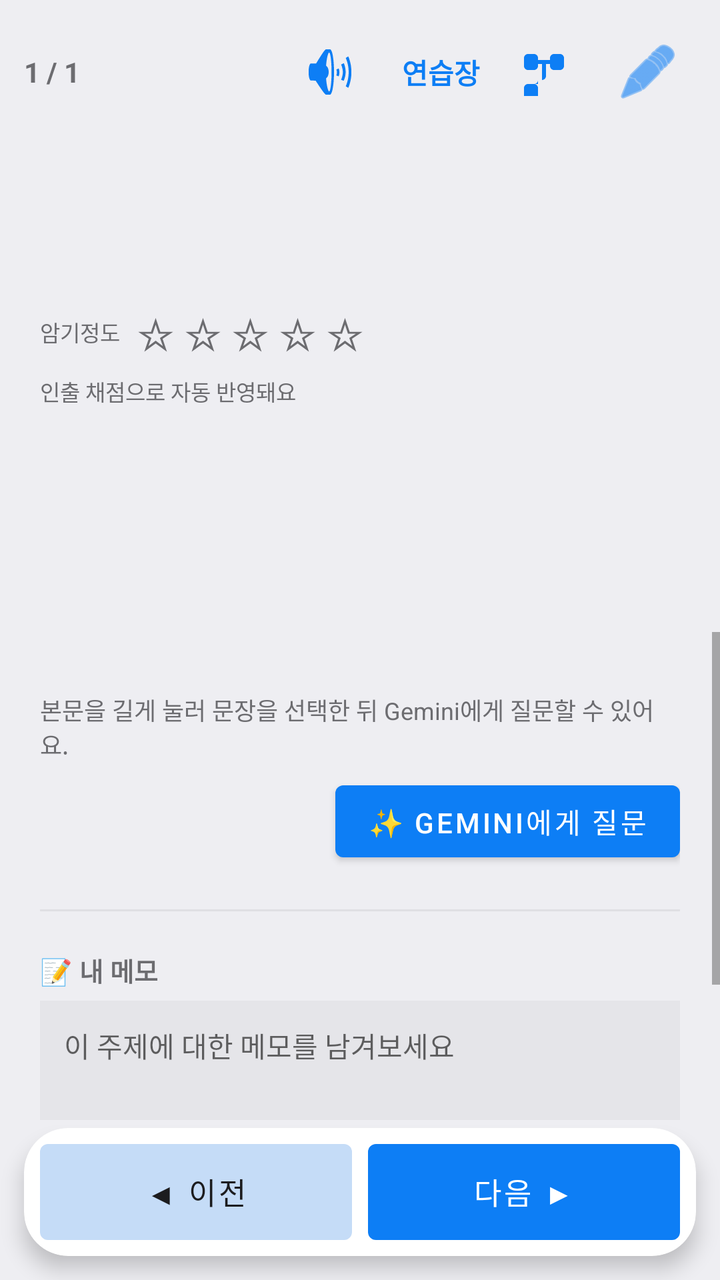
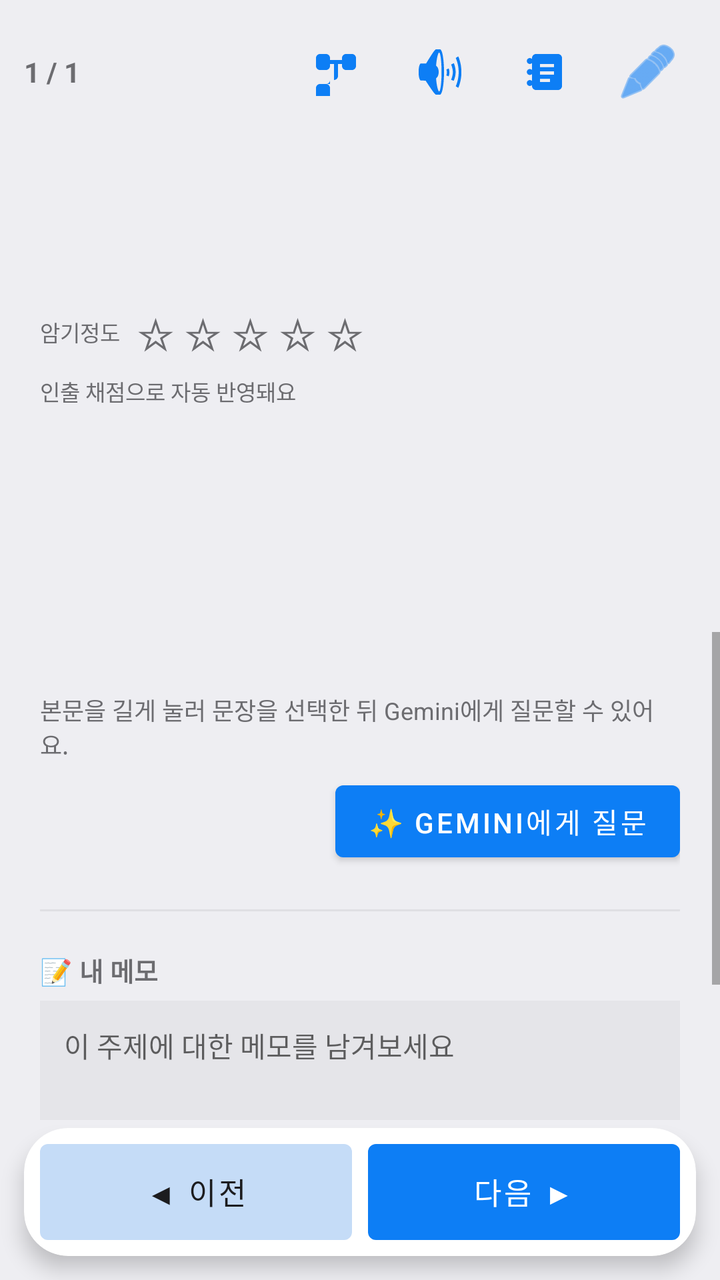

The first picture is an Android layout as it rendered before a commit; the second is the same layout after the commit. The layout source and the unified diff follow.
<!-- AndroidManifest.xml: application theme Theme.AdminMemo -->
<!-- res/layout/activity_content_detail.xml -->
<?xml version="1.0" encoding="utf-8"?>
<LinearLayout xmlns:android="http://schemas.android.com/apk/res/android"
    xmlns:app="http://schemas.android.com/apk/res-auto"
    android:layout_width="match_parent"
    android:layout_height="match_parent"
    android:orientation="vertical"
    android:background="@color/bg_screen">

    <LinearLayout
        android:layout_width="match_parent"
        android:layout_height="wrap_content"
        android:orientation="horizontal"
        android:gravity="center_vertical"
        android:padding="12dp">

        <TextView
            android:id="@+id/tvDetailProgress"
            android:layout_width="0dp"
            android:layout_height="wrap_content"
            android:layout_weight="1"
            android:textColor="@color/text_sub"
            android:textSize="14sp"
            android:textStyle="bold"
            android:text="1 / 1"/>

        <ImageButton
            android:id="@+id/btnSpeak"
            android:layout_width="@dimen/touch_icon"
            android:layout_height="@dimen/touch_icon"
            android:layout_marginEnd="4dp"
            android:background="?android:attr/selectableItemBackgroundBorderless"
            android:contentDescription="본문 듣기"
            android:src="@android:drawable/ic_lock_silent_mode_off"
            app:tint="@color/primary"/>

        <TextView
            android:id="@+id/btnScratchPad"
            android:layout_width="wrap_content"
            android:layout_height="wrap_content"
            android:minHeight="@dimen/touch_icon"
            android:gravity="center"
            android:paddingHorizontal="8dp"
            android:background="?android:attr/selectableItemBackgroundBorderless"
            android:text="연습장"
            android:textColor="@color/primary"
            android:textSize="14sp"
            android:textStyle="bold"/>

        <ImageButton
            android:id="@+id/btnOutlineTree"
            android:layout_width="@dimen/touch_icon"
            android:layout_height="@dimen/touch_icon"
            android:layout_marginEnd="4dp"
            android:background="?android:attr/selectableItemBackgroundBorderless"
            android:contentDescription="목차 트리"
            android:src="@drawable/ic_outline_tree"
            app:tint="@color/primary"/>

        <ImageButton
            android:id="@+id/btnEditDetail"
            android:layout_width="@dimen/touch_icon"
            android:layout_height="@dimen/touch_icon"
            android:background="?android:attr/selectableItemBackgroundBorderless"
            android:contentDescription="본문 수정"
            android:src="@android:drawable/ic_menu_edit"
            app:tint="@color/primary"/>
    </LinearLayout>

    <LinearLayout
        android:id="@+id/layoutDetailSplit"
        android:layout_width="match_parent"
        android:layout_height="0dp"
        android:layout_weight="1"
        android:orientation="vertical">

        <ScrollView
            android:layout_width="match_parent"
            android:layout_height="0dp"
            android:layout_weight="1">

            <LinearLayout
                android:id="@+id/layoutDetailLeftInner"
                android:layout_width="match_parent"
                android:layout_height="wrap_content"
                android:orientation="vertical"
                android:padding="20dp">

                <TextView
                    android:id="@+id/tvDetailGrade"
                    android:layout_width="wrap_content"
                    android:layout_height="wrap_content"
                    android:textColor="@color/accent"
                    android:textSize="12sp"
                    android:textStyle="bold"/>

                <TextView
                    android:id="@+id/tvDetailTitle"
                    android:layout_width="match_parent"
                    android:layout_height="wrap_content"
                    android:layout_marginTop="4dp"
                    android:layout_marginBottom="10dp"
                    android:textColor="@color/text_main"
                    android:textSize="21sp"
                    android:textStyle="bold"
                    android:lineSpacingExtra="2dp"/>

                <LinearLayout
                    android:layout_width="wrap_content"
                    android:layout_height="wrap_content"
                    android:orientation="horizontal"
                    android:layout_marginBottom="16dp">

                    <TextView
                        android:layout_width="wrap_content"
                        android:layout_height="wrap_content"
                        android:layout_marginEnd="6dp"
                        android:layout_gravity="center_vertical"
                        android:text="암기정도"
                        android:textColor="@color/text_sub"
                        android:textSize="11sp"/>

                    <TextView android:id="@+id/star1" style="@style/MemoryStar"/>
                    <TextView android:id="@+id/star2" style="@style/MemoryStar"/>
                    <TextView android:id="@+id/star3" style="@style/MemoryStar"/>
                    <TextView android:id="@+id/star4" style="@style/MemoryStar"/>
                    <TextView android:id="@+id/star5" style="@style/MemoryStar"/>
                </LinearLayout>
                <TextView
                    android:layout_width="match_parent"
                    android:layout_height="wrap_content"
                    android:layout_marginTop="-10dp"
                    android:layout_marginBottom="16dp"
                    android:text="인출 채점으로 자동 반영돼요"
                    android:textColor="@color/text_sub"
                    android:textSize="11sp"/>

                <androidx.cardview.widget.CardView
                    android:id="@+id/cardMnemonicBox"
                    android:layout_width="match_parent"
                    android:layout_height="wrap_content"
                    android:layout_marginBottom="16dp"
                    android:visibility="gone"
                    app:cardCornerRadius="14dp"
                    app:cardElevation="0dp"
                    app:cardBackgroundColor="#EEF2FF">

                    <TextView
                        android:id="@+id/tvDetailMnemonic"
                        android:layout_width="match_parent"
                        android:layout_height="wrap_content"
                        android:padding="14dp"
                        android:textColor="@color/primary"
                        android:textStyle="bold"
                        android:textSize="16sp"/>
                </androidx.cardview.widget.CardView>

                <TextView
                    android:id="@+id/tvDetailBody"
                    android:layout_width="match_parent"
                    android:layout_height="wrap_content"
                    android:layout_marginTop="8dp"
                    android:textColor="@color/text_main"
                    android:textSize="16sp"
                    android:lineSpacingExtra="7dp"
                    android:letterSpacing="0.01"
                    android:textIsSelectable="true"/>

                <HorizontalScrollView
                    android:id="@+id/scrollOutlineTree"
                    android:layout_width="match_parent"
                    android:layout_height="wrap_content"
                    android:layout_marginTop="8dp"
                    android:scrollbars="horizontal"
                    android:visibility="gone">

                    <com.example.adminmemo.OutlineTreeView
                        android:id="@+id/viewOutlineTree"
                        android:layout_width="wrap_content"
                        android:layout_height="wrap_content"/>
                </HorizontalScrollView>
            </LinearLayout>
        </ScrollView>

        <View
            android:id="@+id/viewDetailGutter"
            android:layout_width="1dp"
            android:layout_height="match_parent"
            android:background="#22808080"
            android:visibility="gone"/>

        <ScrollView
            android:id="@+id/scrollDetailRight"
            android:layout_width="match_parent"
            android:layout_height="0dp"
            android:layout_weight="1">

            <LinearLayout
                android:id="@+id/layoutDetailRightInner"
                android:layout_width="match_parent"
                android:layout_height="wrap_content"
                android:orientation="vertical"
                android:padding="20dp">

                <TextView
                    android:id="@+id/tvDetailBodyRight"
                    android:layout_width="match_parent"
                    android:layout_height="wrap_content"
                    android:textColor="@color/text_main"
                    android:textSize="16sp"
                    android:lineSpacingExtra="7dp"
                    android:letterSpacing="0.01"
                    android:textIsSelectable="true"
                    android:visibility="gone"/>

                <LinearLayout
                    android:id="@+id/layoutDetailTools"
                    android:layout_width="match_parent"
                    android:layout_height="wrap_content"
                    android:orientation="vertical">

                <TextView
                    android:layout_width="match_parent"
                    android:layout_height="wrap_content"
                    android:layout_marginTop="10dp"
                    android:text="본문을 길게 눌러 문장을 선택한 뒤 Gemini에게 질문할 수 있어요."
                    android:textColor="@color/text_sub"
                    android:textSize="12sp"/>

                <Button
                    android:id="@+id/btnAskGemini"
                    android:layout_width="wrap_content"
                    android:layout_height="wrap_content"
                    android:layout_gravity="end"
                    android:layout_marginTop="6dp"
                    android:text="✨ Gemini에게 질문"/>

                <View
                    android:layout_width="match_parent"
                    android:layout_height="1dp"
                    android:layout_marginVertical="20dp"
                    android:background="#22808080"/>

                <TextView
                    android:layout_width="wrap_content"
                    android:layout_height="wrap_content"
                    android:text="📝 내 메모"
                    android:textColor="@color/text_sub"
                    android:textSize="13sp"
                    android:textStyle="bold"
                    android:layout_marginBottom="6dp"/>

                <EditText
                    android:id="@+id/etMemo"
                    android:layout_width="match_parent"
                    android:layout_height="wrap_content"
                    android:minLines="3"
                    android:gravity="top"
                    android:background="#14808080"
                    android:padding="12dp"
                    android:hint="이 주제에 대한 메모를 남겨보세요"
                    android:textColor="@color/text_main"
                    android:textSize="14sp"/>

                <Button
                    android:id="@+id/btnQuestWrite"
                    android:layout_width="match_parent"
                    android:layout_height="wrap_content"
                    android:minHeight="@dimen/btn_min_height"
                    android:layout_marginTop="12dp"
                    android:visibility="gone"
                    android:text="종이에 1회 씀"/>

                <Button
                    android:id="@+id/btnSaveMemo"
                    android:layout_width="wrap_content"
                    android:layout_height="wrap_content"
                    android:layout_gravity="end"
                    android:layout_marginTop="8dp"
                    android:text="💾 메모 저장"/>
                </LinearLayout>
            </LinearLayout>
        </ScrollView>
    </LinearLayout>

    <androidx.cardview.widget.CardView
        android:layout_width="match_parent"
        android:layout_height="wrap_content"
        android:layout_marginHorizontal="12dp"
        android:layout_marginTop="4dp"
        android:layout_marginBottom="12dp"
        app:cardCornerRadius="22dp"
        app:cardElevation="6dp"
        app:cardBackgroundColor="@color/bg_card">

        <LinearLayout
            android:layout_width="match_parent"
            android:layout_height="wrap_content"
            android:orientation="horizontal"
            android:gravity="center_vertical"
            android:padding="8dp">

            <com.google.android.material.button.MaterialButton
                android:id="@+id/btnPrevDetail"
                style="@style/Widget.AdminMemo.Button"
                android:layout_width="0dp"
                android:layout_height="wrap_content"
                android:layout_weight="1"
                android:layout_marginEnd="8dp"
                android:minWidth="0dp"
                android:minHeight="48dp"
                android:paddingTop="10dp"
                android:paddingBottom="10dp"
                android:paddingStart="4dp"
                android:paddingEnd="4dp"
                android:maxLines="1"
                android:ellipsize="none"
                android:text="◀ 이전"
                android:textAllCaps="false"
                android:textColor="@color/text_on_tile"
                app:backgroundTint="@color/btn_prev"/>

            <com.google.android.material.button.MaterialButton
                android:id="@+id/btnNextDetail"
                style="@style/Widget.AdminMemo.Button"
                android:layout_width="0dp"
                android:layout_height="wrap_content"
                android:layout_weight="1"
                android:minWidth="0dp"
                android:minHeight="48dp"
                android:paddingTop="10dp"
                android:paddingBottom="10dp"
                android:paddingStart="4dp"
                android:paddingEnd="4dp"
                android:maxLines="1"
                android:ellipsize="none"
                android:text="다음 ▶"
                android:textAllCaps="false"/>
        </LinearLayout>
    </androidx.cardview.widget.CardView>

</LinearLayout>
<!-- resources referenced by this layout -->
<resources>
  <color name="accent">#FF9F0A</color>
  <color name="bg_card">#FFFFFF</color>
  <color name="bg_screen">#EEEEF2</color>
  <color name="btn_prev">#C5DCF7</color>
  <color name="primary">#0D7EF5</color>
  <color name="text_main">#1C1C1E</color>
  <color name="text_on_tile">#1C1C1E</color>
  <color name="text_sub">#6C6C70</color>
  <dimen name="btn_min_height">52sp</dimen>
  <dimen name="touch_icon">48sp</dimen>
  <!-- drawable ic_outline_tree (drawable) -->
  <?xml version="1.0" encoding="utf-8"?>
  <vector xmlns:android="http://schemas.android.com/apk/res/android"
      android:width="24dp"
      android:height="24dp"
      android:viewportWidth="24"
      android:viewportHeight="24">
      <path
          android:fillColor="#FF000000"
          android:pathData="M17,11h3c1.11,0 2,-0.89 2,-2V5c0,-1.11 -0.89,-2 -2,-2h-3c-1.11,0 -2,0.89 -2,2v1.01H9.01V5c0,-1.11 -0.89,-2 -2,-2H4C2.89,3 2,3.89 2,5v4c0,1.11 0.89,2 2,2h3c1.11,0 2,-0.89 2,-2V8.01H11v7.98H9.01V16c0,1.11 -0.89,2 -2,2H4c-1.11,0 -2,0.89 -2,2v4c0,1.11 0.89,2 2,2h3c1.11,0 2,-0.89 2,-2v-4c0,-1.11 -0.89,-2 -2,-2H9.01v-2.01H11c1.11,0 2,-0.89 2,-2V8.01h2.01V9c0,1.11 0.89,2 2,2z"/>
  </vector>
  <style name="MemoryStar">
          <item name="android:layout_width">wrap_content</item>
          <item name="android:layout_height">wrap_content</item>
          <item name="android:text">☆</item>
          <item name="android:textSize">22sp</item>
          <item name="android:textColor">@color/text_sub</item>
          <item name="android:paddingHorizontal">2dp</item>
          <item name="android:background">?android:attr/selectableItemBackgroundBorderless</item>
      </style>
  <style name="Widget.AdminMemo.Button" parent="Widget.MaterialComponents.Button">
          <item name="android:minHeight">@dimen/btn_min_height</item>
          <item name="android:paddingTop">12sp</item>
          <item name="android:paddingBottom">12sp</item>
          <item name="android:insetTop">0dp</item>
          <item name="android:insetBottom">0dp</item>
          <item name="android:insetLeft">0dp</item>
          <item name="android:insetRight">0dp</item>
          <item name="android:textSize">15sp</item>
      </style>
  <style name="Theme.AdminMemo" parent="Theme.MaterialComponents.DayNight.NoActionBar">
          <item name="colorPrimary">@color/primary</item>
          <item name="colorPrimaryDark">@color/primary_dark</item>
          <item name="colorAccent">@color/accent</item>
          <item name="android:windowBackground">@color/bg_screen</item>
      </style>
  <color name="primary_dark">#0A64D6</color>
</resources>

<!-- the commit's change to res/layout/activity_content_detail.xml (unified diff, before → after) -->
@@ -24,6 +24,16 @@
             android:text="1 / 1"/>
 
         <ImageButton
+            android:id="@+id/btnOutlineTree"
+            android:layout_width="@dimen/touch_icon"
+            android:layout_height="@dimen/touch_icon"
+            android:layout_marginEnd="4dp"
+            android:background="?android:attr/selectableItemBackgroundBorderless"
+            android:contentDescription="목차 트리"
+            android:src="@drawable/ic_outline_tree"
+            app:tint="@color/primary"/>
+
+        <ImageButton
             android:id="@+id/btnSpeak"
             android:layout_width="@dimen/touch_icon"
             android:layout_height="@dimen/touch_icon"
@@ -33,27 +43,14 @@
             android:src="@android:drawable/ic_lock_silent_mode_off"
             app:tint="@color/primary"/>
 
-        <TextView
+        <ImageButton
             android:id="@+id/btnScratchPad"
-            android:layout_width="wrap_content"
-            android:layout_height="wrap_content"
-            android:minHeight="@dimen/touch_icon"
-            android:gravity="center"
-            android:paddingHorizontal="8dp"
-            android:background="?android:attr/selectableItemBackgroundBorderless"
-            android:text="연습장"
-            android:textColor="@color/primary"
-            android:textSize="14sp"
-            android:textStyle="bold"/>
-
-        <ImageButton
-            android:id="@+id/btnOutlineTree"
             android:layout_width="@dimen/touch_icon"
             android:layout_height="@dimen/touch_icon"
             android:layout_marginEnd="4dp"
             android:background="?android:attr/selectableItemBackgroundBorderless"
-            android:contentDescription="목차 트리"
-            android:src="@drawable/ic_outline_tree"
+            android:contentDescription="연습장"
+            android:src="@drawable/ic_scratch_pad"
             app:tint="@color/primary"/>
 
         <ImageButton
<!-- resource entries referenced after the edit -->
@@ -20,6 +20,21 @@
       <path
           android:fillColor="#FF000000"
           android:pathData="M17,11h3c1.11,0 2,-0.89 2,-2V5c0,-1.11 -0.89,-2 -2,-2h-3c-1.11,0 -2,0.89 -2,2v1.01H9.01V5c0,-1.11 -0.89,-2 -2,-2H4C2.89,3 2,3.89 2,5v4c0,1.11 0.89,2 2,2h3c1.11,0 2,-0.89 2,-2V8.01H11v7.98H9.01V16c0,1.11 -0.89,2 -2,2H4c-1.11,0 -2,0.89 -2,2v4c0,1.11 0.89,2 2,2h3c1.11,0 2,-0.89 2,-2v-4c0,-1.11 -0.89,-2 -2,-2H9.01v-2.01H11c1.11,0 2,-0.89 2,-2V8.01h2.01V9c0,1.11 0.89,2 2,2z"/>
+  </vector>
+  <!-- drawable ic_scratch_pad (drawable) -->
+  <?xml version="1.0" encoding="utf-8"?>
+  <vector xmlns:android="http://schemas.android.com/apk/res/android"
+      android:width="24dp"
+      android:height="24dp"
+      android:viewportWidth="24"
+      android:viewportHeight="24">
+      <path
+          android:fillColor="#FF000000"
+          android:fillType="evenOdd"
+          android:pathData="M8,3h11c1.1,0 2,0.9 2,2v14c0,1.1 -0.9,2 -2,2H8c-1.1,0 -2,-0.9 -2,-2V5c0,-1.1 0.9,-2 2,-2zM10,8h7v1.6h-7V8zM10,11.7h7v1.6h-7v-1.6zM10,15.4h5v1.6h-5v-1.6z"/>
+      <path
+          android:fillColor="#FF000000"
+          android:pathData="M3.4,6.5a1.5,1.5 0,1 1,3 0a1.5,1.5 0,1 1,-3 0zM3.4,12a1.5,1.5 0,1 1,3 0a1.5,1.5 0,1 1,-3 0zM3.4,17.5a1.5,1.5 0,1 1,3 0a1.5,1.5 0,1 1,-3 0z"/>
   </vector>
   <style name="MemoryStar">
           <item name="android:layout_width">wrap_content</item>
